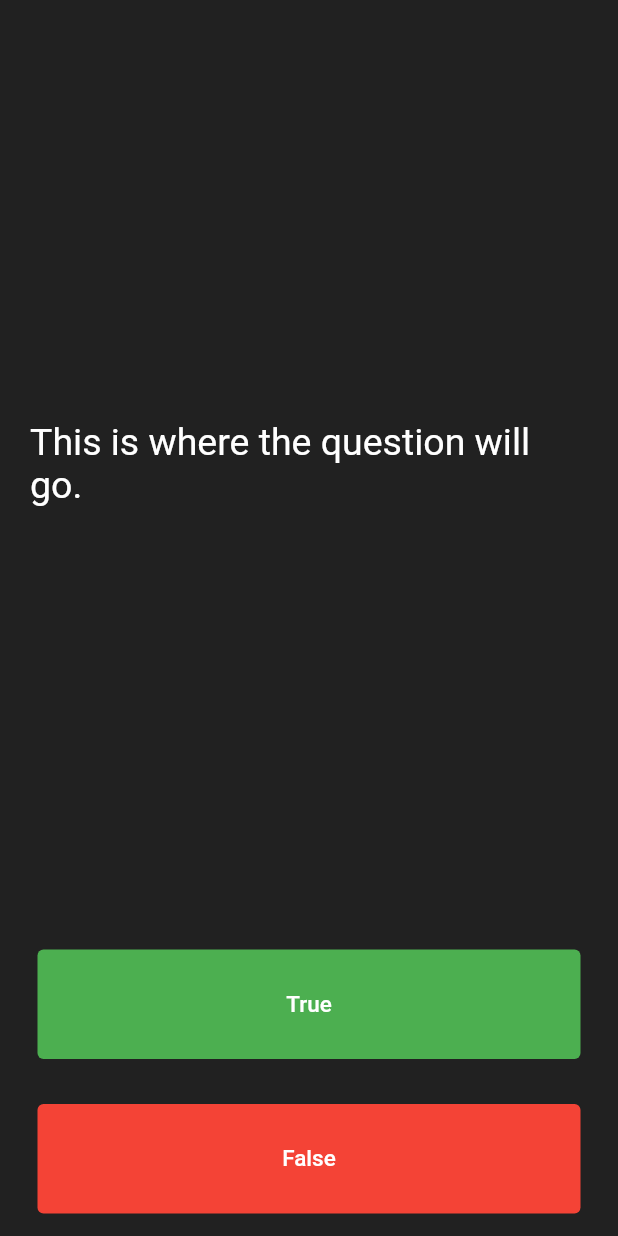
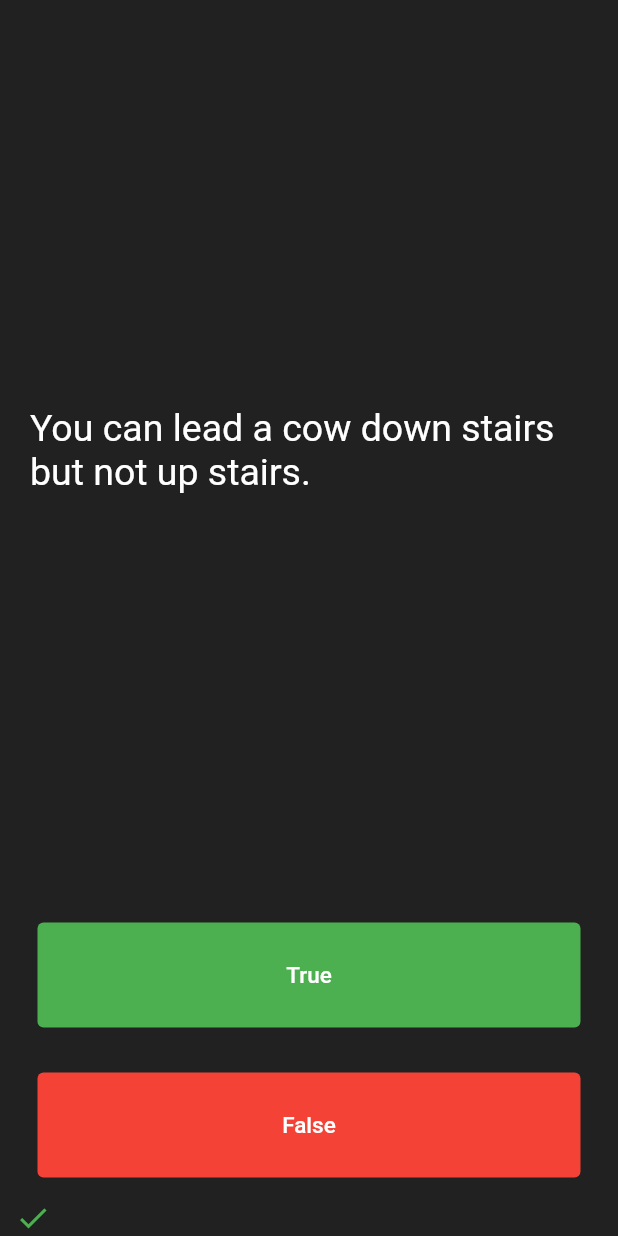
Before and after one commit to 1amSumit/quiz-app-flutter, a Flutter app: the screen it shows after launch, after a tap on "True", on a phone screen of 412 x 824 dp. Run offline on Flutter 3.47's test engine with Material 2 defaults, Android fonts, the phone set to English and light mode, and no system bars.

Commit message:
classes and objects

```diff
--- a/lib/main.dart
+++ b/lib/main.dart
@@ -1,12 +1,20 @@
 import 'package:flutter/material.dart';
+import "questionBank.dart";
+
+QuestionBank questionBank = QuestionBank();
 
 void main() {
   runApp(MyApp());
 }
 
-class MyApp extends StatelessWidget {
+class MyApp extends StatefulWidget {
   const MyApp({super.key});
 
+  @override
+  State<MyApp> createState() => _MyAppState();
+}
+
+class _MyAppState extends State<MyApp> {
   @override
   Widget build(BuildContext context) {
     return MaterialApp(
@@ -31,18 +39,49 @@ class Quiz extends StatefulWidget {
 }
 
 class _QuizState extends State<Quiz> {
-  List<Icon> scoreCard = [
-    // Icon(
-    //   Icons.check,
-    //   color: Colors.green,
-    // ),
-  ];
+  int currentIndex = 0;
+  bool answer = true;
+  List<Icon> scoreCard = [];
 
-  List<String> questions = [
-    'You can lead a  cow down stairs but not up stairs.',
-    'Approximately one quater of human bones are in the feet.',
-    'A slug\'s blood is green.'
-  ];
+  bool getUserAnswer(bool ans) {
+    answer = ans;
+    return ans;
+  }
+
+  bool isCorrect() {
+    if (answer == questionBank.questions[currentIndex].questionAnswer) {
+      return true;
+    } else {
+      return false;
+    }
+  }
+
+  void getNextQuestion() {
+    setState(() {
+      bool userCorrect = isCorrect();
+      if (userCorrect == true) {
+        scoreCard.add(
+          Icon(
+            Icons.check,
+            color: Colors.green,
+          ),
+        );
+      } else {
+        scoreCard.add(
+          Icon(
+            Icons.close,
+            color: Colors.red,
+          ),
+        );
+      }
+
+      if (currentIndex == questionBank.questions.length - 1) {
+        currentIndex = 0;
+      } else {
+        currentIndex += 1;
+      }
+    });
+  }
 
   @override
   Widget build(BuildContext context) {
@@ -56,7 +95,7 @@ class _QuizState extends State<Quiz> {
             padding: EdgeInsets.all(10),
             child: Center(
               child: Text(
-                "This is where the question will go.",
+                questionBank.questions[currentIndex].questionString,
                 style: TextStyle(
                   color: Colors.white,
                   fontSize: 25.0,
@@ -71,12 +110,18 @@ class _QuizState extends State<Quiz> {
             child: TextButton(
               child: Text(
                 "True",
-                style: TextStyle(fontSize: 15, color: Colors.white),
+                style: TextStyle(
+                  fontSize: 15,
+                  color: Colors.white,
+                ),
               ),
               style: ButtonStyle(
                 backgroundColor: MaterialStateProperty.all<Color>(Colors.green),
               ),
-              onPressed: () {},
+              onPressed: () {
+                getUserAnswer(true);
+                getNextQuestion();
+              },
             ),
           ),
         ),
@@ -84,7 +129,10 @@ class _QuizState extends State<Quiz> {
           child: Padding(
             padding: EdgeInsets.all(15),
             child: TextButton(
-              onPressed: () {},
+              onPressed: () {
+                getUserAnswer(false);
+                getNextQuestion();
+              },
               child: Text(
                 "False",
                 style: TextStyle(fontSize: 15, color: Colors.white),
@@ -102,10 +150,3 @@ class _QuizState extends State<Quiz> {
     );
   }
 }
-
-/*
-
-1) 'You can lead a  cow down stairs but not up stairs.', flase
-2) 'Approximately one quater of human bones are in the feet. , true
-3) 'A slug\'s blood is green.' true
-*/
--- /dev/null
+++ b/lib/question.dart
@@ -0,0 +1,9 @@
+class Question {
+  String questionString = "";
+  bool questionAnswer = false;
+
+  Question(String q, bool a) {
+    questionString = q;
+    questionAnswer = a;
+  }
+}
```
Also changed, not shown: lib/questionBank.dart (added, +31 -0 lines).
